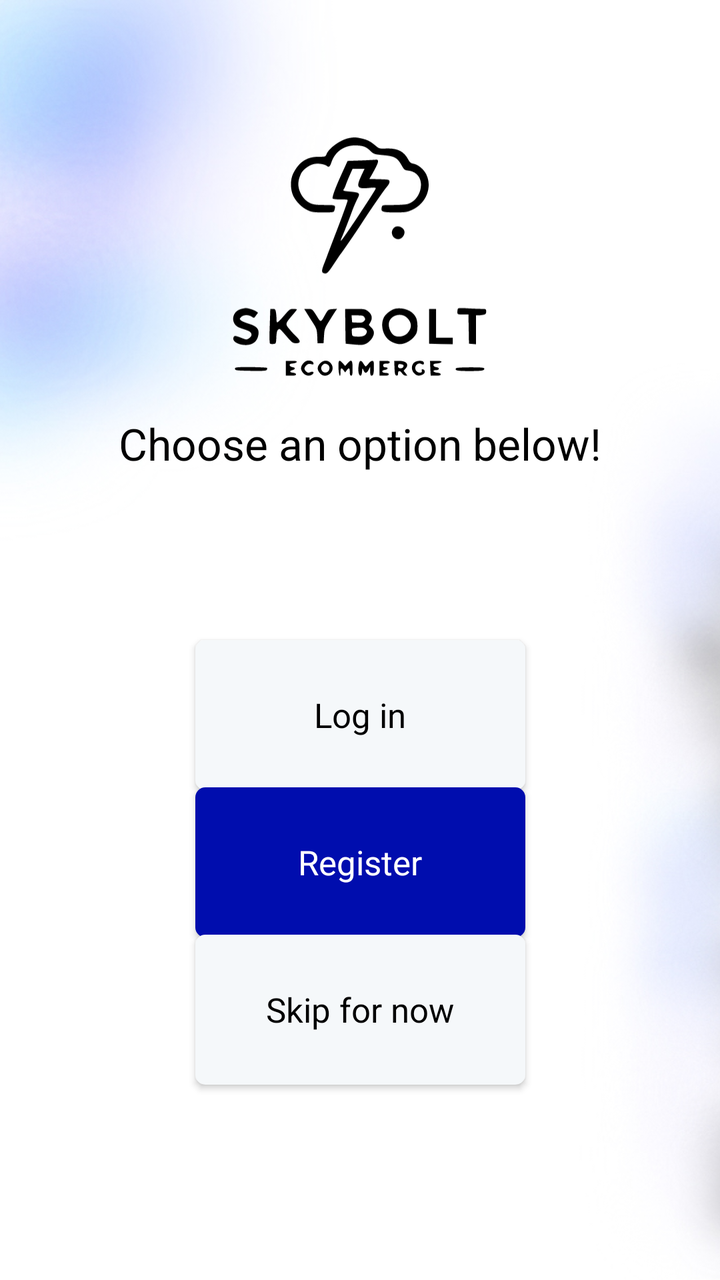
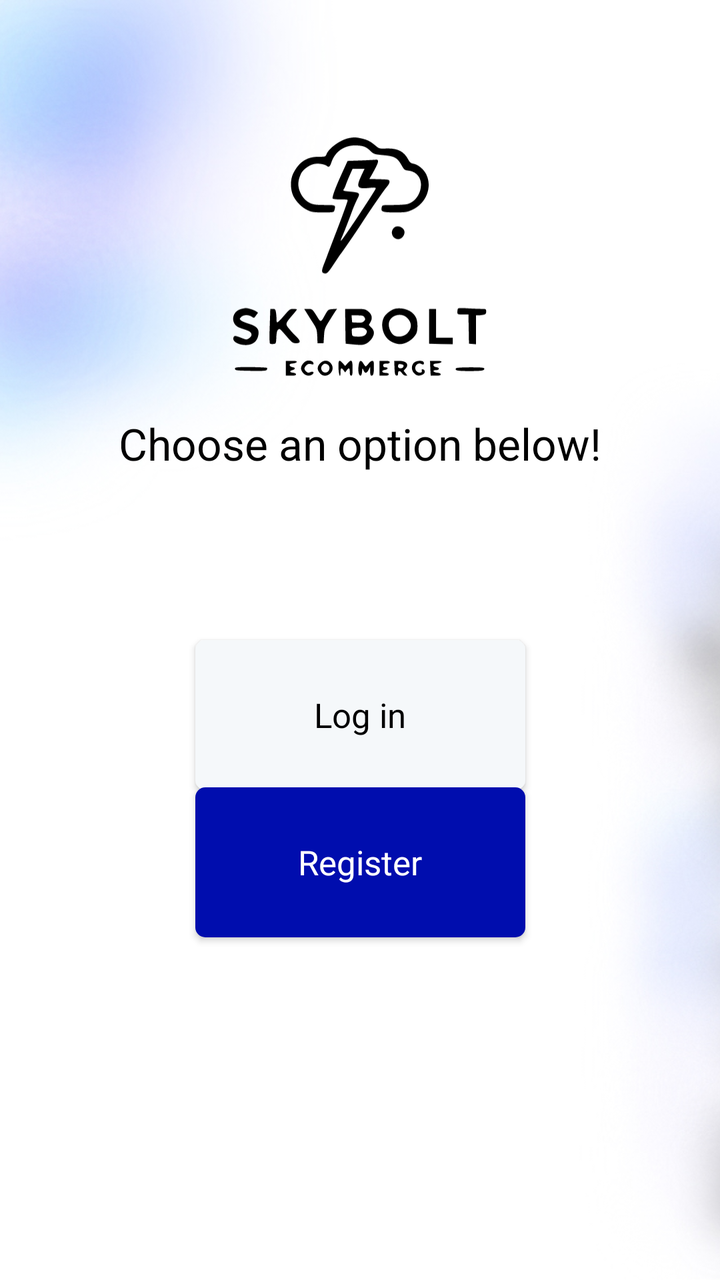

Two renders of the same Android screen: before a commit and after it. Below are the layout's source before the change and the commit's diff.
<!-- AndroidManifest.xml: application theme Theme.SkyboltECommerceApp -->
<!-- res/layout/fragment_account_options.xml -->
<?xml version="1.0" encoding="utf-8"?>
<androidx.constraintlayout.widget.ConstraintLayout xmlns:android="http://schemas.android.com/apk/res/android"
    android:layout_width="match_parent"
    android:layout_height="match_parent"
    xmlns:app="http://schemas.android.com/apk/res-auto">

    <ImageView
        android:layout_width="match_parent"
        android:layout_height="match_parent"
        android:src="@drawable/blurry_background"
        android:scaleType="centerCrop"/>

    <androidx.constraintlayout.widget.Guideline
        android:id="@+id/LogoTopGuideline"
        android:layout_width="wrap_content"
        android:layout_height="wrap_content"
        android:orientation="horizontal"
        app:layout_constraintGuide_percent="0.1"
        />

    <androidx.constraintlayout.widget.Guideline
        android:id="@+id/LogoBottomGuideLine"
        android:layout_width="wrap_content"
        android:layout_height="wrap_content"
        android:orientation="horizontal"
        app:layout_constraintGuide_percent="0.3"
        />

    <androidx.constraintlayout.widget.Guideline
        android:id="@+id/LoginGuideLine"
        android:layout_width="wrap_content"
        android:layout_height="wrap_content"
        android:orientation="horizontal"
        app:layout_constraintGuide_percent="0.5"
        />

    <androidx.constraintlayout.widget.Guideline
        android:id="@+id/RegisterGuideLine"
        android:layout_width="wrap_content"
        android:layout_height="wrap_content"
        android:orientation="horizontal"
        app:layout_constraintGuide_percent="0.615"
        />

    <androidx.constraintlayout.widget.Guideline
        android:id="@+id/SkipForNowGuideLine"
        android:layout_width="wrap_content"
        android:layout_height="wrap_content"
        android:orientation="horizontal"
        app:layout_constraintGuide_percent="0.730"
        />

    <ImageView
        android:id="@+id/AppLogo"
        android:layout_width="0dp"
        android:layout_height="0dp"
        android:src="@drawable/skybolt_ecommerce_logo"
        app:layout_constraintBottom_toBottomOf="@id/LogoBottomGuideLine"
        app:layout_constraintDimensionRatio="1:1"
        app:layout_constraintEnd_toEndOf="parent"
        app:layout_constraintStart_toStartOf="parent"
        app:layout_constraintTop_toTopOf="@id/LogoTopGuideline"
        />

    <TextView
        android:id="@+id/BeginRegistration"
        style="@style/h3"
        android:layout_width="wrap_content"
        android:layout_height="wrap_content"
        android:text="@string/BeginRegistration"
        app:layout_constraintEnd_toEndOf="@id/AppLogo"
        app:layout_constraintStart_toStartOf="@id/AppLogo"
        app:layout_constraintTop_toTopOf="@id/LogoBottomGuideLine"
        android:layout_marginTop="15dp"/>
    />

    <androidx.appcompat.widget.AppCompatButton
        android:id="@+id/LoginButton"
        android:layout_width="@dimen/smallButtonWidth"
        android:layout_height="@dimen/smallButtonHeight"
        style="@style/whiteButtonStyle"
        app:layout_constraintTop_toTopOf="@id/LoginGuideLine"
        app:layout_constraintStart_toStartOf="parent"
        app:layout_constraintEnd_toEndOf="parent"
        android:text="Log in"
        />

    <androidx.appcompat.widget.AppCompatButton
        android:id="@+id/RegisterButton"
        android:layout_width="@dimen/smallButtonWidth"
        android:layout_height="@dimen/smallButtonHeight"
        style="@style/blueButtonStyle"
        app:layout_constraintTop_toTopOf="@id/RegisterGuideLine"
        app:layout_constraintStart_toStartOf="parent"
        app:layout_constraintEnd_toEndOf="parent"
        android:text="Register"
        />

    <androidx.appcompat.widget.AppCompatButton
        android:id="@+id/SkipForNowButton"
        android:layout_width="@dimen/smallButtonWidth"
        android:layout_height="@dimen/smallButtonHeight"
        style="@style/whiteButtonStyle"
        app:layout_constraintTop_toTopOf="@id/SkipForNowGuideLine"
        app:layout_constraintStart_toStartOf="parent"
        app:layout_constraintEnd_toEndOf="parent"
        android:text="Skip for now"
        />

</androidx.constraintlayout.widget.ConstraintLayout>
<!-- resources referenced by this layout -->
<resources>
  <dimen name="smallButtonHeight">75dp</dimen>
  <dimen name="smallButtonWidth">165dp</dimen>
  <!-- drawable blurry_background: jpg bitmap (drawable, 63810 bytes) -->
  <!-- drawable skybolt_ecommerce_logo: vector/xml drawable (drawable, 8824 chars, omitted) -->
  <string name="BeginRegistration">Choose an option below!</string>
  <style name="blueButtonStyle">
          <item name="android:background">@drawable/blue_background</item>
          <item name="android:fontFamily">sans-serif</item>
          <item name="android:textColor">@color/white</item>
          <item name="android:textSize">@dimen/h2TextSize</item>
          <item name="android:textAllCaps">false</item>
      </style>
  <style name="h3">
          <item name="android:fontFamily">sans-serif</item>
          <item name="android:textColor">@color/black</item>
          <item name="android:textSize">@dimen/h3TextSize</item>
      </style>
  <style name="whiteButtonStyle">
          <item name="android:background">@drawable/white_background</item>
          <item name="android:fontFamily">sans-serif</item>
          <item name="android:textColor">@color/black</item>
          <item name="android:textSize">@dimen/h2TextSize</item>
          <item name="android:textAllCaps">false</item>
      </style>
  <style name="Theme.SkyboltECommerceApp" parent="Base.Theme.SkyboltECommerceApp" />
  <!-- drawable blue_background (drawable) -->
  <shape android:shape="rectangle" xmlns:android="http://schemas.android.com/apk/res/android">
      <solid android:color="@color/g_blue"/>
      <corners android:radius="@dimen/buttonCorners"/>
  </shape>
  <color name="white">#FFFFFFFF</color>
  <dimen name="h2TextSize">17sp</dimen>
  <color name="black">#FF000000</color>
  <dimen name="h3TextSize">22sp</dimen>
  <!-- drawable white_background (drawable) -->
  <?xml version="1.0" encoding="utf-8"?>
  <shape android:shape="rectangle" xmlns:android="http://schemas.android.com/apk/res/android">
      <solid android:color="#F5F8FA"/>
      <corners android:radius="@dimen/buttonCorners"/>
  </shape>
  <style name="Base.Theme.SkyboltECommerceApp" parent="Theme.MaterialComponents.Light.NoActionBar">
          
          <item name="colorPrimary">@color/purple_500</item>
          <item name="colorPrimaryVariant">@color/purple_700</item>
          <item name="colorOnPrimary">@color/white</item>
          
          <item name="colorSecondary">@color/teal_200</item>
          <item name="colorSecondaryVariant">@color/teal_700</item>
          <item name="colorOnSecondary">@color/black</item>
          
          <item name="android:statusBarColor" tools:targetApi="l">?attr/colorPrimaryVariant</item>
      </style>
  <color name="g_blue">#000DAE</color>
  <dimen name="buttonCorners">5dp</dimen>
  <color name="purple_500">#FF6200EE</color>
  <color name="purple_700">#FF3700B3</color>
  <color name="teal_200">#FF03DAC5</color>
  <color name="teal_700">#FF018786</color>
</resources>

<!-- the commit's change to res/layout/fragment_account_options.xml (unified diff, before → after) -->
@@ -96,15 +96,6 @@
         android:text="Register"
         />
 
-    <androidx.appcompat.widget.AppCompatButton
-        android:id="@+id/SkipForNowButton"
-        android:layout_width="@dimen/smallButtonWidth"
-        android:layout_height="@dimen/smallButtonHeight"
-        style="@style/whiteButtonStyle"
-        app:layout_constraintTop_toTopOf="@id/SkipForNowGuideLine"
-        app:layout_constraintStart_toStartOf="parent"
-        app:layout_constraintEnd_toEndOf="parent"
-        android:text="Skip for now"
-        />
+    
 
 </androidx.constraintlayout.widget.ConstraintLayout>
